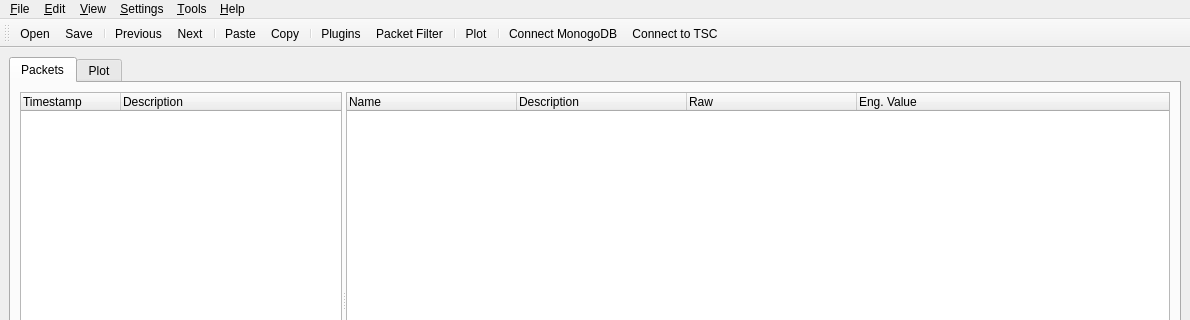
First picture: the form in UI/ui/mainwindow.ui, repository i4Ds/STIX_python_PUB023, before the edit; both pictures show x 0 to 1190 and y 0 to 320 of the 1190 by 785 pixel window.
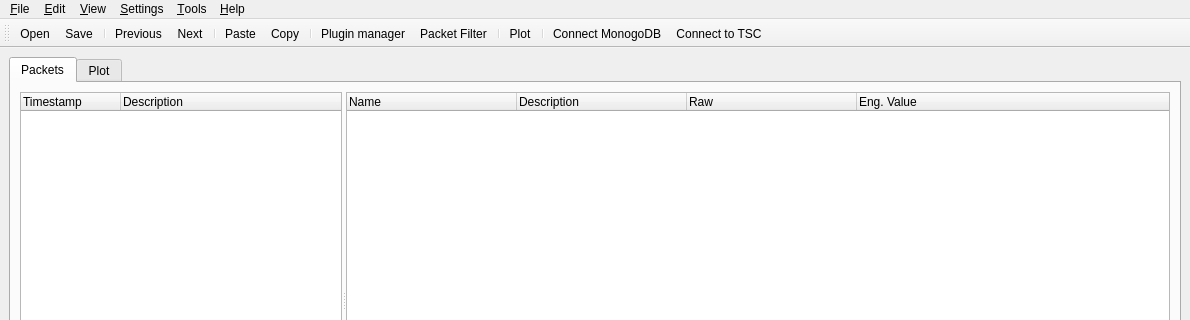
Second picture: the form after the edit. Icons and pictures are not drawn.

What changed in the file:
```diff
--- a/UI/ui/mainwindow.ui
+++ b/UI/ui/mainwindow.ui
@@ -549,7 +549,7 @@
      <normaloff>:/Icons/images/plugin.svg</normaloff>:/Icons/images/plugin.svg</iconset>
    </property>
    <property name="text">
-    <string>Plugins</string>
+    <string>Plugin manager</string>
    </property>
   </action>
  </widget>
```
